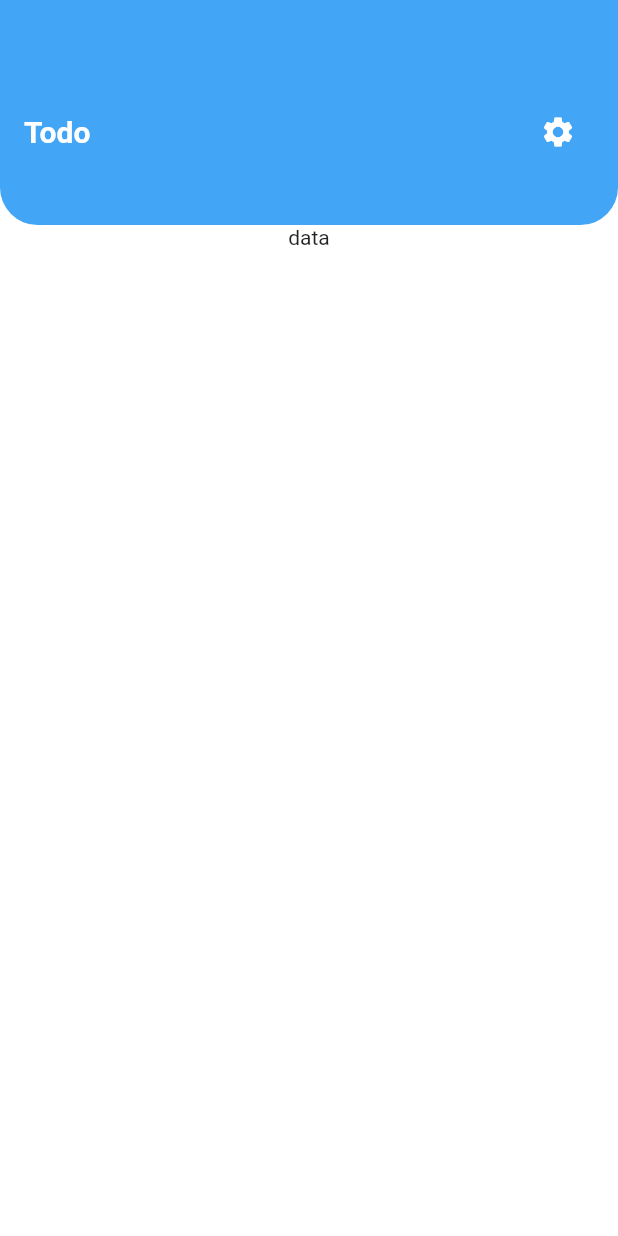
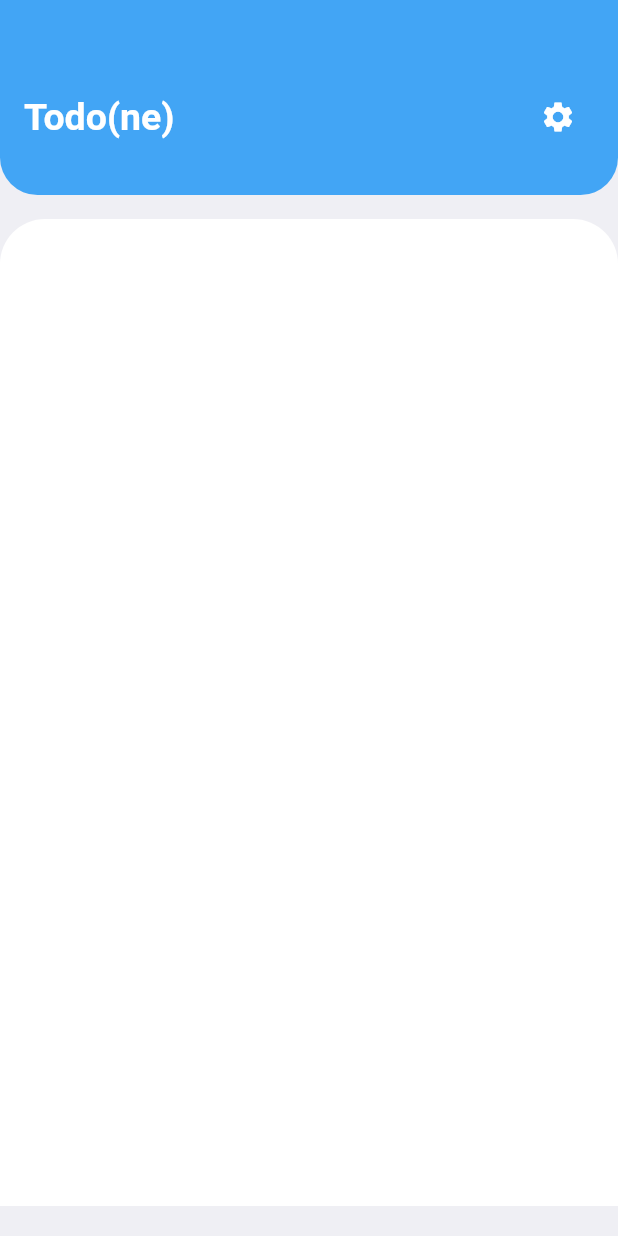
Before and after one commit to RobbinKok/todo, a Flutter app: the screen it shows after launch, on a phone screen of 412 x 824 dp. Run offline on Flutter 3.47's test engine with Material 2 defaults, Android fonts, the phone set to English and light mode, and no system bars.

```diff
--- a/lib/home.dart
+++ b/lib/home.dart
@@ -1,59 +1,68 @@
 import 'package:flutter/material.dart';
 
-class Homescreen extends StatefulWidget {
+class HomeScreen extends StatefulWidget {
   @override
   State<StatefulWidget> createState() => Home();
 }
 
-class Home extends State<Homescreen> {
+class Home extends State<HomeScreen> {
   @override
   Widget build(BuildContext context) {
-    return MaterialApp(
-      home: Scaffold(
-        backgroundColor: Colors.white,
+    return Scaffold(
+      backgroundColor: Color(0xFFEFEFF4),
       body: Container(
         child: Column(
           children: <Widget>[
             _appbar(),
-            _body(),
+            SizedBox(height: 16),
+            _bodywidget(),
           ],
-        )),
+        ),
       ),
     );
-  }
   }
 
   Widget _appbar() {
     return Container(
-    height: 150,
-    padding: EdgeInsets.only(top: 42, bottom: 16, left: 16, right: 16),
+      height: 130,
+      padding: EdgeInsets.only(top: 42, bottom: 16, right: 16, left: 16),
       decoration: BoxDecoration(
         color: Color(0xFF42A5F5),
         borderRadius: BorderRadius.only(
-            bottomLeft: Radius.circular(25), bottomRight: Radius.circular(25))),
+            bottomLeft: Radius.circular(25), bottomRight: Radius.circular(25)),
+      ),
       child: Row(
         crossAxisAlignment: CrossAxisAlignment.center,
         mainAxisAlignment: MainAxisAlignment.spaceBetween,
         children: <Widget>[
           Text(
-          "Todo",
+            'Todo(ne)',
             style: TextStyle(
-              color: Colors.white, fontWeight: FontWeight.bold, fontSize: 20),
+                color: Colors.white, fontSize: 25, fontWeight: FontWeight.bold),
           ),
           IconButton(
               icon: Icon(
                 Icons.settings,
                 color: Colors.white,
               ),
-            onPressed: () {}),
+              onPressed: () {})
         ],
       ),
     );
   }
 
-Widget _body(){
+  Widget _bodywidget() {
     return Container(
-    child: Text("data"),
+      padding: EdgeInsets.only(left: 16, right: 16, top: 8, bottom: 8),
+      height: MediaQuery.of(context).size.height * 1 - 166,
+      width: MediaQuery.of(context).size.width,
+      decoration: BoxDecoration(
+          color: Colors.white,
+          borderRadius: BorderRadius.only(
+              topLeft: Radius.circular(30), topRight: Radius.circular(30))),
+      child: Column(
+        children: <Widget>[],
+      ),
     );
-
   }
+}
--- a/lib/main.dart
+++ b/lib/main.dart
@@ -1,4 +1,5 @@
 import 'package:flutter/material.dart';
+
 import 'package:todo/home.dart';
 
 void main() => runApp(MyApp());
@@ -7,6 +8,13 @@ class MyApp extends StatelessWidget {
   // This widget is the root of your application.
   @override
   Widget build(BuildContext context) {
-    return Homescreen();
+    return MaterialApp(
+      debugShowCheckedModeBanner: false,
+      theme: ThemeData(
+        primarySwatch: Colors.blue,
+//        brightness: Brightness.light
+      ),
+      home: HomeScreen(),
+    );
   }
 }
```
Lines whose indentation alone changed are shown as unchanged.
